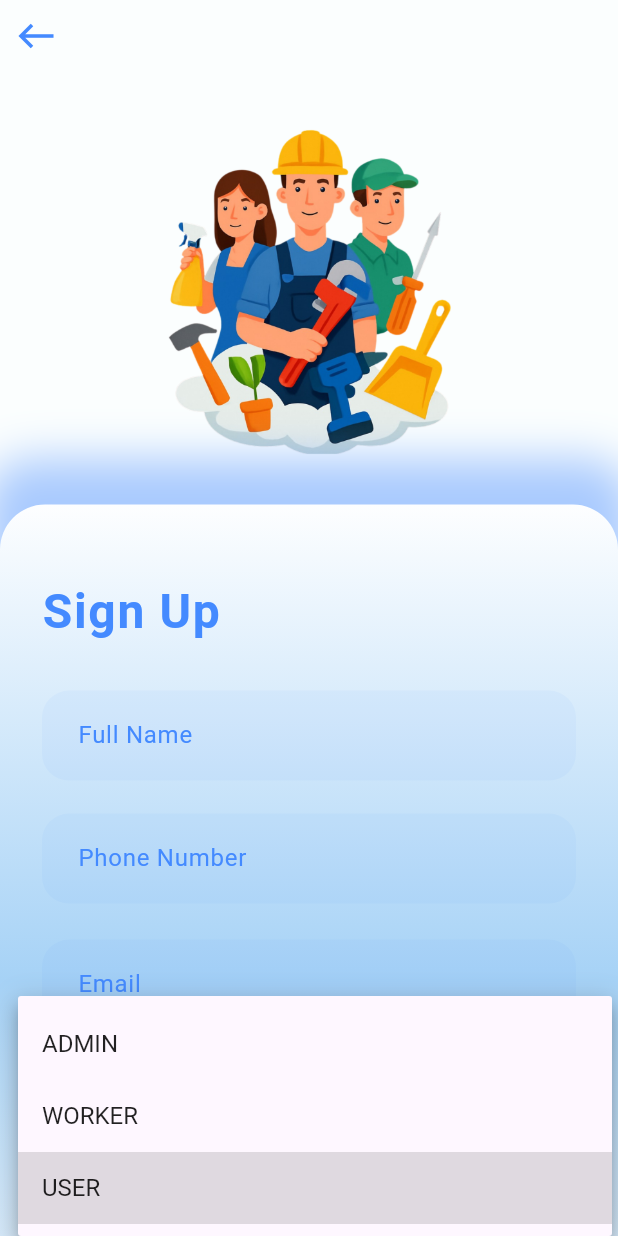
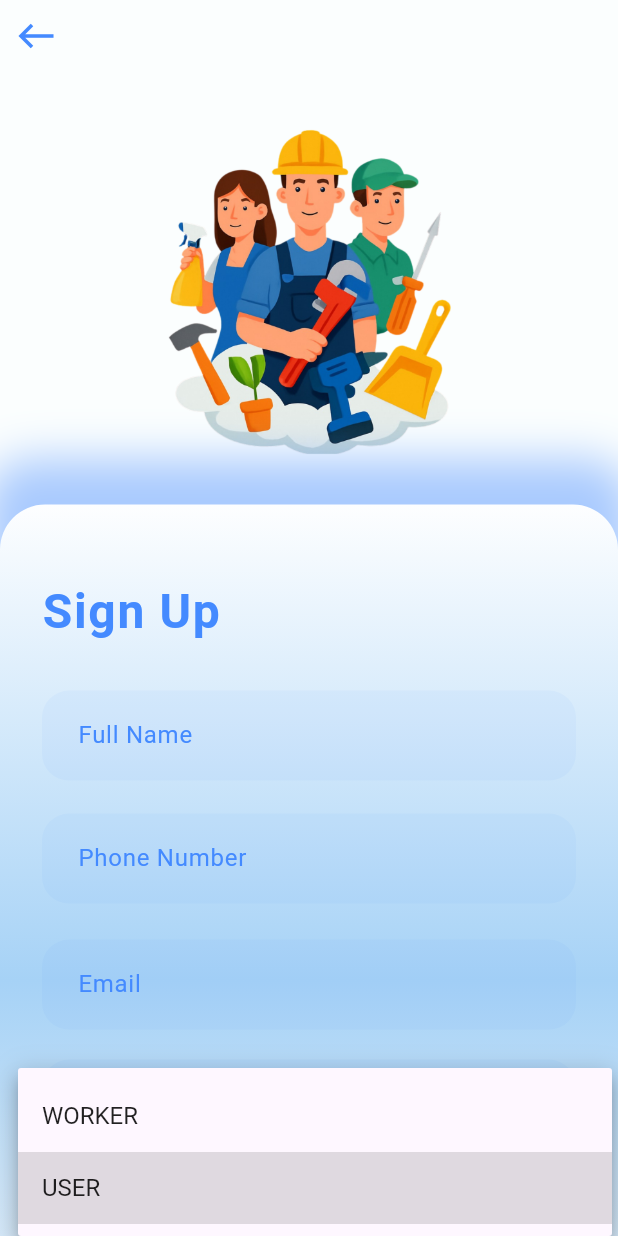
Before and after one commit to MisbahAmir/kam-wala-App, a Flutter app: the SignupScreen1 screen opened directly, after a tap on "USER", on a phone screen of 412 x 824 dp. Run offline on Flutter 3.47's test engine with Material 3 defaults, Android fonts, the phone set to English and light mode, and no system bars; our stand-ins replace carousel_slider, cloud_firestore, confetti, convex_bottom_bar, firebase_auth, firebase_core and 15 more; missing offline and left inert: dart:html, translator; accounts and stored records are empty.

Commit message:
fix files

```diff
--- a/lib/Auth/signup_screen.dart
+++ b/lib/Auth/signup_screen.dart
@@ -16,7 +16,7 @@ class _SignupScreen1State extends State<SignupScreen1> {
   final _passwordController = TextEditingController();
 
   String _selectedRole = "user"; // default role
-  final List<String> _roles = ["admin", "worker", "user"];
+  final List<String> _roles = ["worker", "user"];
 
   final AuthService _authService = AuthService();
 
--- a/lib/main.dart
+++ b/lib/main.dart
@@ -108,7 +108,7 @@ class MyApp extends StatelessWidget {
     return MaterialApp(
       title: 'Kam Wala App',
       debugShowCheckedModeBanner: false,
-      home: AdminHomePage(),
+      home: SplashScreen(),
 
       /// ✅ EasyLoading init yahan attach karna zaroori hai
       builder: EasyLoading.init(),
```
